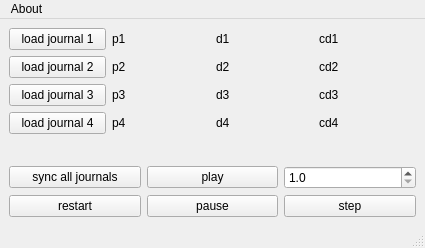
Before: the Qt Designer form mainwindow.ui in sociopath42/edfc_journal, drawn with Qt 5.
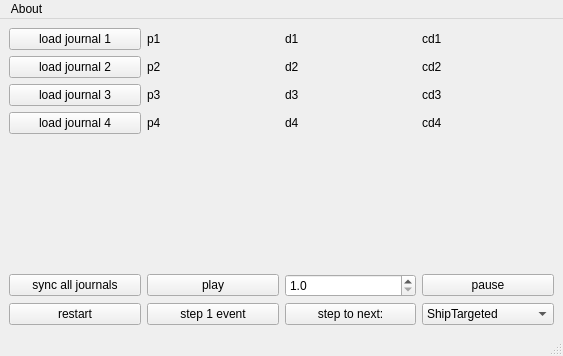
After: the same form once the commit is applied.

Patch:
```diff
--- a/mainwindow.ui
+++ b/mainwindow.ui
@@ -6,8 +6,8 @@
    <rect>
     <x>0</x>
     <y>0</y>
-    <width>425</width>
-    <height>248</height>
+    <width>563</width>
+    <height>356</height>
    </rect>
   </property>
   <property name="windowTitle">
@@ -139,7 +139,7 @@
       <property name="sizeHint" stdset="0">
        <size>
         <width>20</width>
-        <height>40</height>
+        <height>121</height>
        </size>
       </property>
      </spacer>
@@ -170,27 +170,43 @@
         </property>
        </widget>
       </item>
-      <item row="1" column="0">
-       <widget class="QPushButton" name="restartJournals_pb">
-        <property name="text">
-         <string>restart</string>
-        </property>
-       </widget>
-      </item>
-      <item row="1" column="1">
+      <item row="0" column="3">
        <widget class="QPushButton" name="pauseSession_pb">
         <property name="text">
          <string>pause</string>
         </property>
        </widget>
       </item>
-      <item row="1" column="2">
+      <item row="1" column="0">
+       <widget class="QPushButton" name="restartJournals_pb">
+        <property name="text">
+         <string>restart</string>
+        </property>
+       </widget>
+      </item>
+      <item row="1" column="1">
        <widget class="QPushButton" name="stepNextEvent_pb">
         <property name="text">
-         <string>step</string>
+         <string>step 1 event</string>
         </property>
        </widget>
       </item>
+      <item row="1" column="2">
+       <widget class="QPushButton" name="stepToNext_pb">
+        <property name="text">
+         <string>step to next:</string>
+        </property>
+       </widget>
+      </item>
+      <item row="1" column="3">
+       <widget class="QComboBox" name="eventName_cbx">
+        <item>
+         <property name="text">
+          <string>ShipTargeted</string>
+         </property>
+        </item>
+       </widget>
+      </item>
      </layout>
     </item>
    </layout>
@@ -200,7 +216,7 @@
     <rect>
      <x>0</x>
      <y>0</y>
-     <width>425</width>
+     <width>563</width>
      <height>19</height>
     </rect>
    </property>
```
